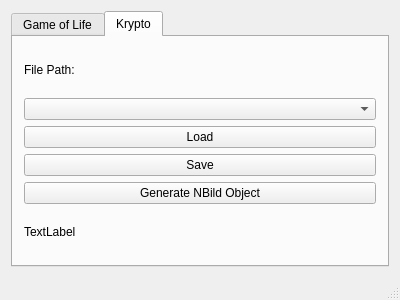
Above: Qt_PP_1819_GUI/mainwindow.ui from 0xanselm-priv/prg2-pr_milestone1 before the change. Below: the same form after it.
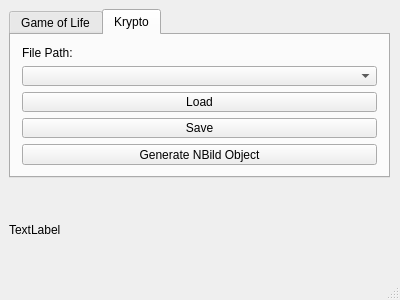
That is the form after the change.

```diff
--- a/Qt_PP_1819_GUI/mainwindow.ui
+++ b/Qt_PP_1819_GUI/mainwindow.ui
@@ -14,9 +14,15 @@
    <string>MainWindow</string>
   </property>
   <widget class="QWidget" name="centralWidget">
-   <layout class="QFormLayout" name="formLayout">
-    <item row="0" column="0" colspan="2">
      <widget class="QTabWidget" name="tabWidget">
+    <property name="geometry">
+     <rect>
+      <x>9</x>
+      <y>9</y>
+      <width>381</width>
+      <height>169</height>
+     </rect>
+    </property>
       <property name="currentIndex">
        <number>1</number>
       </property>
@@ -84,18 +90,31 @@
           </property>
          </widget>
         </item>
-        <item>
+     </layout>
+    </widget>
+   </widget>
          <widget class="QLabel" name="label">
+    <property name="enabled">
+     <bool>true</bool>
+    </property>
+    <property name="geometry">
+     <rect>
+      <x>9</x>
+      <y>184</y>
+      <width>381</width>
+      <height>91</height>
+     </rect>
+    </property>
+    <property name="minimumSize">
+     <size>
+      <width>0</width>
+      <height>13</height>
+     </size>
+    </property>
           <property name="text">
            <string>TextLabel</string>
           </property>
          </widget>
-        </item>
-       </layout>
-      </widget>
-     </widget>
-    </item>
-   </layout>
   </widget>
   <widget class="QStatusBar" name="statusBar"/>
  </widget>
```
Lines whose indentation alone changed are shown as unchanged.
